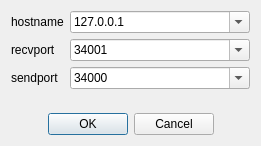
The window that forms/udpcom_connect_dialog.ui (t0beers/ndlcom) describes before a commit, drawn with Qt 5.
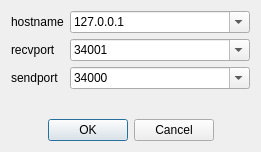
The same window after the commit.

```diff
--- a/forms/udpcom_connect_dialog.ui
+++ b/forms/udpcom_connect_dialog.ui
@@ -7,7 +7,7 @@
     <x>0</x>
     <y>0</y>
     <width>261</width>
-    <height>146</height>
+    <height>152</height>
    </rect>
   </property>
   <property name="windowTitle">
```
Left out of the diff: 5 changed lines with no effect on the pictures.
